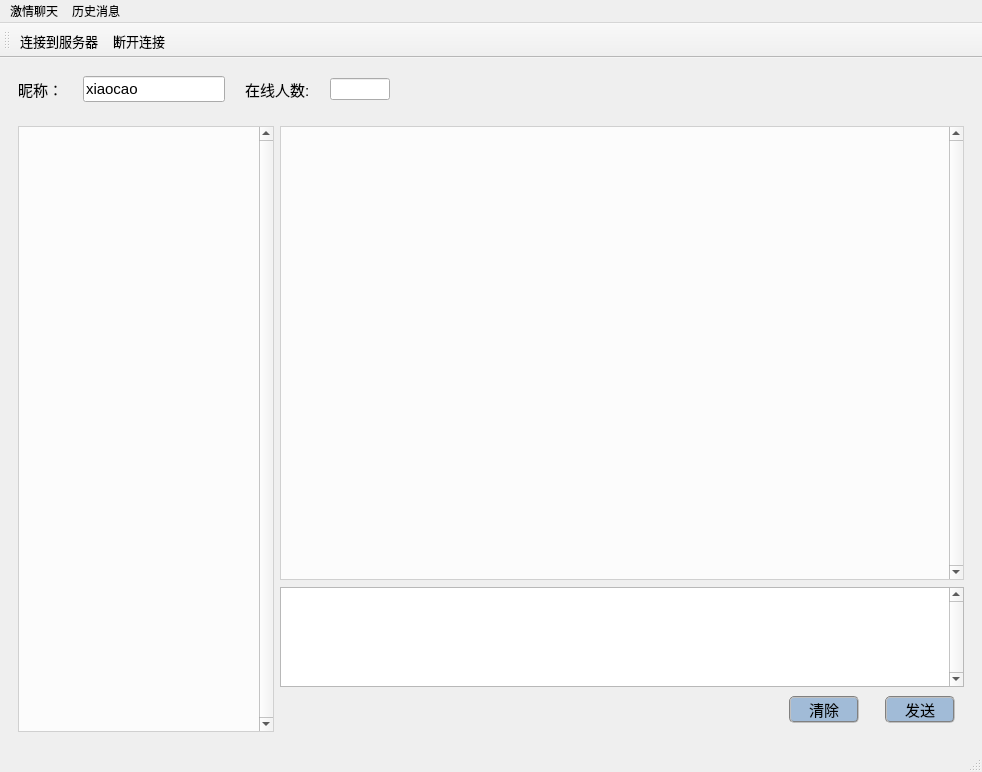
Old version of the form Client/client_mainwindow.ui in the repository nicexiaocao/chatting_room.
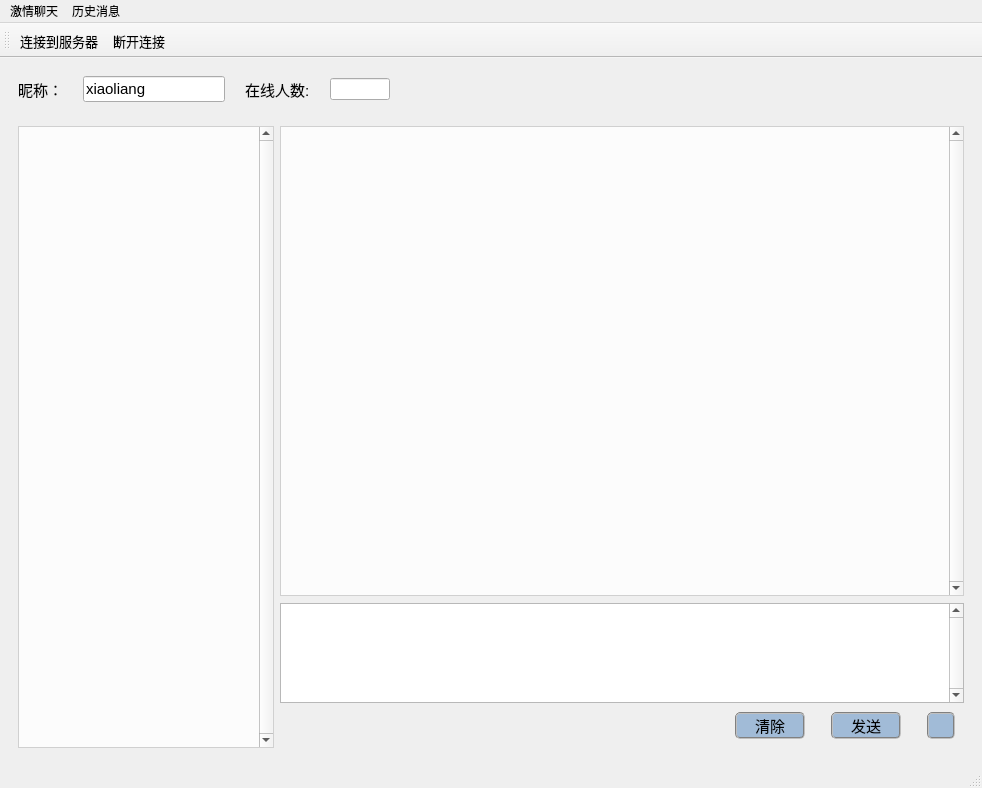
New version of the form. Icons and pictures are not drawn.

Diff of the .ui file:
```diff
--- a/Client/client_mainwindow.ui
+++ b/Client/client_mainwindow.ui
@@ -7,7 +7,7 @@
     <x>0</x>
     <y>0</y>
     <width>982</width>
-    <height>772</height>
+    <height>788</height>
    </rect>
   </property>
   <property name="sizePolicy">
@@ -84,7 +84,10 @@
           <enum>Qt::ClickFocus</enum>
          </property>
          <property name="text">
-          <string>xiaocao</string>
+          <string>xiaoliang</string>
+         </property>
+         <property name="readOnly">
+          <bool>true</bool>
          </property>
         </widget>
        </item>
@@ -432,6 +435,62 @@
                   </property>
                  </widget>
                 </item>
+                <item>
+                 <spacer name="horizontalSpacer_4">
+                  <property name="orientation">
+                   <enum>Qt::Horizontal</enum>
+                  </property>
+                  <property name="sizeType">
+                   <enum>QSizePolicy::Fixed</enum>
+                  </property>
+                  <property name="sizeHint" stdset="0">
+                   <size>
+                    <width>20</width>
+                    <height>20</height>
+                   </size>
+                  </property>
+                 </spacer>
+                </item>
+                <item>
+                 <widget class="QPushButton" name="btnBeep">
+                  <property name="sizePolicy">
+                   <sizepolicy hsizetype="Fixed" vsizetype="Fixed">
+                    <horstretch>0</horstretch>
+                    <verstretch>0</verstretch>
+                   </sizepolicy>
+                  </property>
+                  <property name="minimumSize">
+                   <size>
+                    <width>0</width>
+                    <height>0</height>
+                   </size>
+                  </property>
+                  <property name="maximumSize">
+                   <size>
+                    <width>28</width>
+                    <height>28</height>
+                   </size>
+                  </property>
+                  <property name="styleSheet">
+                   <string notr="true">border-image:url(:/icon/client_rsc/静音.png)</string>
+                  </property>
+                  <property name="text">
+                   <string/>
+                  </property>
+                  <property name="checkable">
+                   <bool>true</bool>
+                  </property>
+                  <property name="checked">
+                   <bool>true</bool>
+                  </property>
+                  <property name="autoRepeat">
+                   <bool>false</bool>
+                  </property>
+                  <property name="autoExclusive">
+                   <bool>true</bool>
+                  </property>
+                 </widget>
+                </item>
                </layout>
               </widget>
              </item>
```
